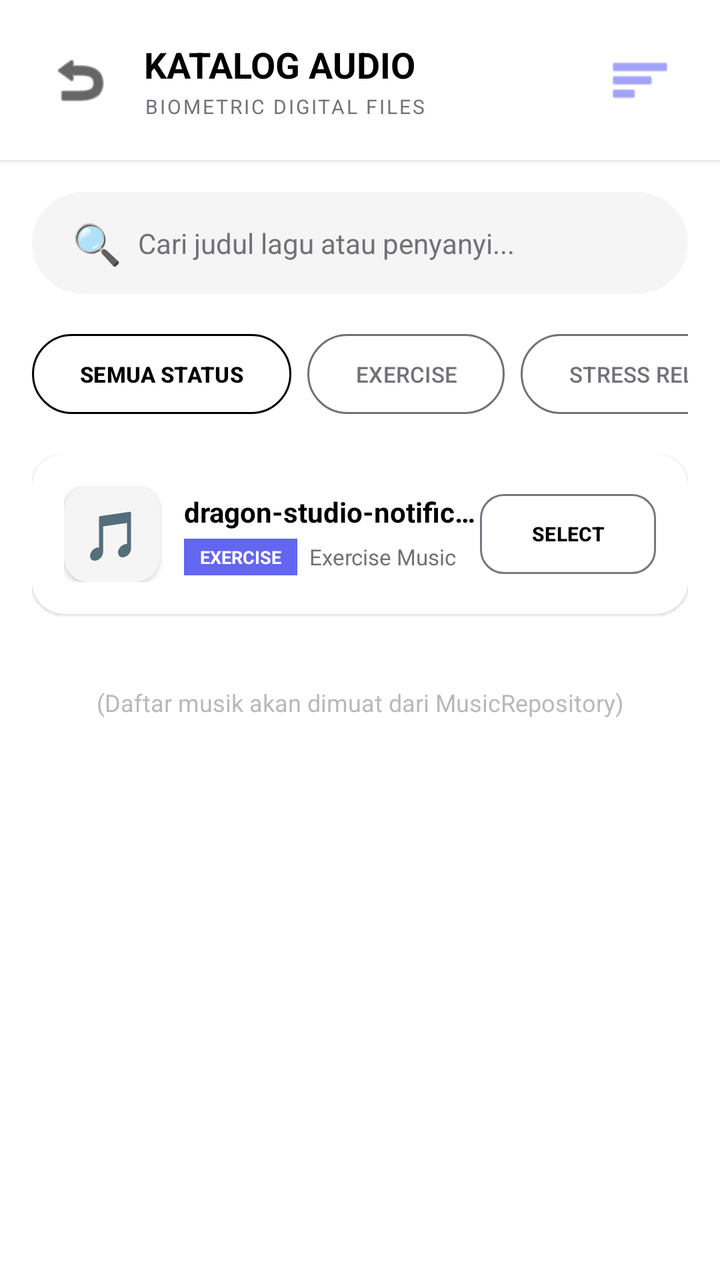
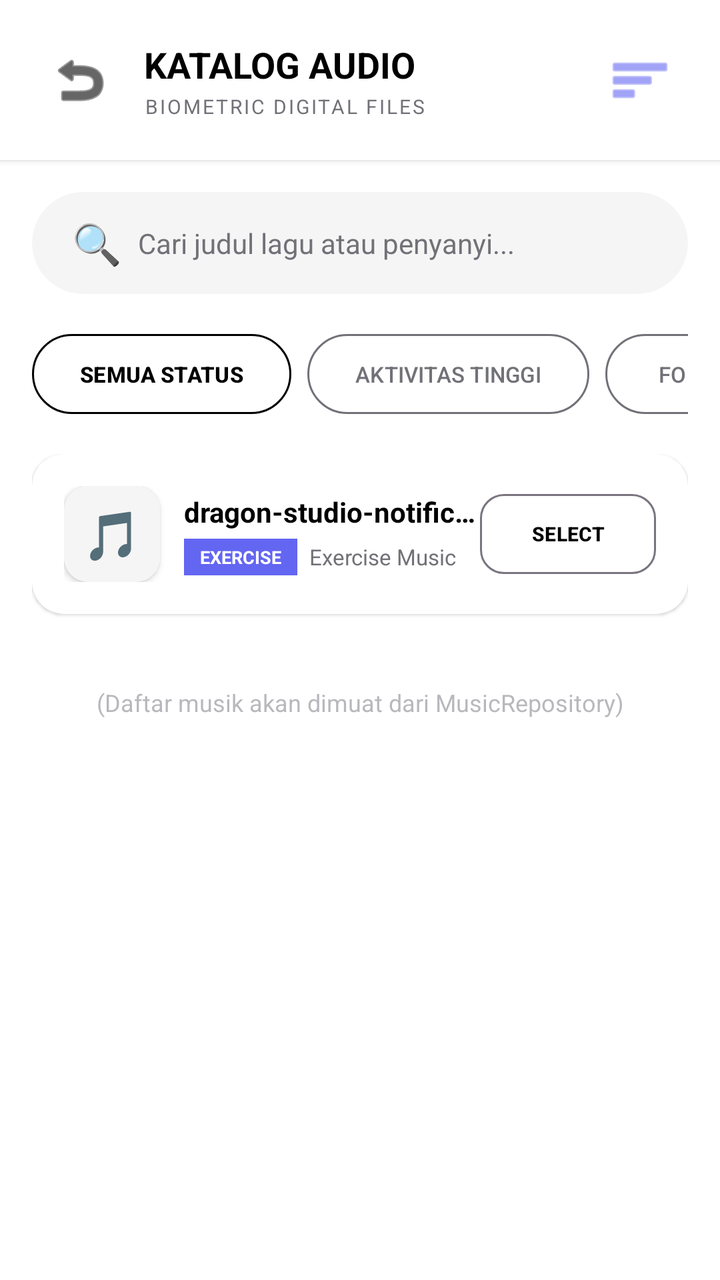

An Android layout rendered at two revisions. The XML below is the earlier revision; the diff shows what the commit changed to produce the second picture.
<!-- AndroidManifest.xml: application theme Theme.AdaptifyWearOs -->
<!-- res/layout/activity_browse_music.xml -->
<?xml version="1.0" encoding="utf-8"?>
<LinearLayout xmlns:android="http://schemas.android.com/apk/res/android"
    xmlns:app="http://schemas.android.com/apk/res-auto"
    android:layout_width="match_parent"
    android:layout_height="match_parent"
    android:orientation="vertical"
    android:background="@color/surface_white">

    
    <LinearLayout
        android:layout_width="match_parent"
        android:layout_height="wrap_content"
        android:orientation="horizontal"
        android:gravity="center_vertical"
        android:padding="16dp"
        android:background="@color/surface_white"
        android:elevation="2dp">

        
        <ImageButton
            android:id="@+id/btnBack"
            android:layout_width="48dp"
            android:layout_height="48dp"
            android:src="@android:drawable/ic_menu_revert"
            android:background="?attr/selectableItemBackgroundBorderless"
            android:contentDescription="Back"
            android:tint="@color/text_dark" />

        
        <LinearLayout
            android:layout_width="0dp"
            android:layout_height="wrap_content"
            android:layout_weight="1"
            android:orientation="vertical"
            android:layout_marginStart="8dp">

            <TextView
                android:layout_width="wrap_content"
                android:layout_height="wrap_content"
                android:text="KATALOG AUDIO"
                android:textSize="18sp"
                android:textStyle="bold"
                android:textColor="@color/text_dark" />

            <TextView
                android:layout_width="wrap_content"
                android:layout_height="wrap_content"
                android:text="BIOMETRIC DIGITAL FILES"
                android:textSize="10sp"
                android:textColor="@color/text_gray"
                android:letterSpacing="0.1"
                android:layout_marginTop="2dp" />
        </LinearLayout>

        
        <ImageButton
            android:id="@+id/btnFilter"
            android:layout_width="48dp"
            android:layout_height="48dp"
            android:src="@android:drawable/ic_menu_sort_by_size"
            android:background="?attr/selectableItemBackgroundBorderless"
            android:contentDescription="Filter"
            android:tint="@color/accent_purple" />
    </LinearLayout>

    <ScrollView
        android:layout_width="match_parent"
        android:layout_height="match_parent"
        android:fillViewport="true">

        <LinearLayout
            android:layout_width="match_parent"
            android:layout_height="wrap_content"
            android:orientation="vertical"
            android:padding="16dp">

            
            <androidx.cardview.widget.CardView
                android:layout_width="match_parent"
                android:layout_height="wrap_content"
                android:layout_marginBottom="16dp"
                app:cardCornerRadius="28dp"
                app:cardElevation="0dp"
                app:cardBackgroundColor="#F5F5F5">

                <LinearLayout
                    android:layout_width="match_parent"
                    android:layout_height="wrap_content"
                    android:orientation="horizontal"
                    android:gravity="center_vertical"
                    android:paddingHorizontal="20dp"
                    android:paddingVertical="12dp">

                    <TextView
                        android:layout_width="wrap_content"
                        android:layout_height="wrap_content"
                        android:text="🔍"
                        android:textSize="20sp"
                        android:layout_marginEnd="8dp" />

                    <EditText
                        android:id="@+id/etSearch"
                        android:layout_width="0dp"
                        android:layout_height="wrap_content"
                        android:layout_weight="1"
                        android:hint="Cari judul lagu atau penyanyi..."
                        android:textSize="14sp"
                        android:textColor="@color/text_dark"
                        android:textColorHint="@color/text_gray"
                        android:background="@android:color/transparent"
                        android:inputType="text" />
                </LinearLayout>
            </androidx.cardview.widget.CardView>

            
            <HorizontalScrollView
                android:layout_width="match_parent"
                android:layout_height="wrap_content"
                android:scrollbars="none"
                android:layout_marginBottom="16dp">

                <LinearLayout
                    android:layout_width="wrap_content"
                    android:layout_height="wrap_content"
                    android:orientation="horizontal">

                    <com.google.android.material.button.MaterialButton
                        android:id="@+id/chipAll"
                        style="@style/Widget.Material3.Button.OutlinedButton"
                        android:layout_width="wrap_content"
                        android:layout_height="wrap_content"
                        android:text="SEMUA STATUS"
                        android:textSize="11sp"
                        android:textStyle="bold"
                        android:textColor="@color/text_dark"
                        app:cornerRadius="20dp"
                        app:strokeColor="@color/text_dark"
                        android:layout_marginEnd="8dp" />

                    <com.google.android.material.button.MaterialButton
                        android:id="@+id/chipExercise"
                        style="@style/Widget.Material3.Button.OutlinedButton"
                        android:layout_width="wrap_content"
                        android:layout_height="wrap_content"
                        android:text="EXERCISE"
                        android:textSize="11sp"
                        android:textColor="@color/text_gray"
                        app:cornerRadius="20dp"
                        app:strokeColor="@color/text_gray"
                        android:layout_marginEnd="8dp" />

                    <com.google.android.material.button.MaterialButton
                        android:id="@+id/chipStress"
                        style="@style/Widget.Material3.Button.OutlinedButton"
                        android:layout_width="wrap_content"
                        android:layout_height="wrap_content"
                        android:text="STRESS RELIEF"
                        android:textSize="11sp"
                        android:textColor="@color/text_gray"
                        app:cornerRadius="20dp"
                        app:strokeColor="@color/text_gray"
                        android:layout_marginEnd="8dp" />

                    <com.google.android.material.button.MaterialButton
                        android:id="@+id/chipRelax"
                        style="@style/Widget.Material3.Button.OutlinedButton"
                        android:layout_width="wrap_content"
                        android:layout_height="wrap_content"
                        android:text="RELAX"
                        android:textSize="11sp"
                        android:textColor="@color/text_gray"
                        app:cornerRadius="20dp"
                        app:strokeColor="@color/text_gray" />
                </LinearLayout>
            </HorizontalScrollView>

            
            <LinearLayout
                android:id="@+id/musicListContainer"
                android:layout_width="match_parent"
                android:layout_height="wrap_content"
                android:orientation="vertical">

                
                <androidx.cardview.widget.CardView
                    android:layout_width="match_parent"
                    android:layout_height="wrap_content"
                    android:layout_marginBottom="12dp"
                    app:cardCornerRadius="16dp"
                    app:cardElevation="1dp"
                    app:cardBackgroundColor="@color/surface_white">

                    <LinearLayout
                        android:layout_width="match_parent"
                        android:layout_height="wrap_content"
                        android:orientation="horizontal"
                        android:gravity="center_vertical"
                        android:padding="16dp">

                        
                        <androidx.cardview.widget.CardView
                            android:layout_width="48dp"
                            android:layout_height="48dp"
                            app:cardCornerRadius="12dp"
                            app:cardBackgroundColor="#F5F5F5">

                            <TextView
                                android:layout_width="match_parent"
                                android:layout_height="match_parent"
                                android:text="🎵"
                                android:textSize="24sp"
                                android:gravity="center" />
                        </androidx.cardview.widget.CardView>

                        
                        <LinearLayout
                            android:layout_width="0dp"
                            android:layout_height="wrap_content"
                            android:layout_weight="1"
                            android:orientation="vertical"
                            android:layout_marginStart="12dp">

                            <TextView
                                android:layout_width="match_parent"
                                android:layout_height="wrap_content"
                                android:text="dragon-studio-notification-s..."
                                android:textSize="14sp"
                                android:textStyle="bold"
                                android:textColor="@color/text_dark"
                                android:ellipsize="end"
                                android:maxLines="1" />

                            <LinearLayout
                                android:layout_width="wrap_content"
                                android:layout_height="wrap_content"
                                android:orientation="horizontal"
                                android:gravity="center_vertical"
                                android:layout_marginTop="4dp">

                                <TextView
                                    android:layout_width="wrap_content"
                                    android:layout_height="wrap_content"
                                    android:text="EXERCISE"
                                    android:textSize="9sp"
                                    android:textStyle="bold"
                                    android:textColor="@color/surface_white"
                                    android:background="@color/badge_exercise"
                                    android:paddingHorizontal="8dp"
                                    android:paddingVertical="3dp"
                                    android:layout_marginEnd="6dp" />

                                <TextView
                                    android:layout_width="wrap_content"
                                    android:layout_height="wrap_content"
                                    android:text="Exercise Music"
                                    android:textSize="11sp"
                                    android:textColor="@color/text_gray" />
                            </LinearLayout>
                        </LinearLayout>

                        
                        <com.google.android.material.button.MaterialButton
                            style="@style/Widget.Material3.Button.OutlinedButton"
                            android:layout_width="wrap_content"
                            android:layout_height="wrap_content"
                            android:text="SELECT"
                            android:textSize="10sp"
                            android:textStyle="bold"
                            android:textColor="@color/text_dark"
                            app:cornerRadius="12dp"
                            android:paddingHorizontal="16dp"
                            android:paddingVertical="8dp" />
                    </LinearLayout>
                </androidx.cardview.widget.CardView>

                
                <TextView
                    android:layout_width="match_parent"
                    android:layout_height="wrap_content"
                    android:text="(Daftar musik akan dimuat dari MusicRepository)"
                    android:textSize="12sp"
                    android:textColor="@color/text_gray"
                    android:gravity="center"
                    android:padding="24dp"
                    android:alpha="0.5" />

            </LinearLayout>

        </LinearLayout>
    </ScrollView>

</LinearLayout>
<!-- resources referenced by this layout -->
<resources>
  <color name="accent_purple">#6366F1</color>
  <color name="badge_exercise">#6366F1</color>
  <color name="surface_white">#FFFFFF</color>
  <color name="text_dark">#000000</color>
  <color name="text_gray">#717178</color>
  <style name="Theme.AdaptifyWearOs" parent="Base.Theme.AdaptifyWearOs" />
  <style name="Base.Theme.AdaptifyWearOs" parent="Theme.Material3.DayNight.NoActionBar">
          <item name="android:windowBackground">@color/surface_bg</item>
          <item name="android:statusBarColor">@android:color/transparent</item>
          <item name="android:navigationBarColor">@android:color/transparent</item>
          <item name="android:windowDrawsSystemBarBackgrounds">true</item>
          <item name="android:windowLightStatusBar">false</item>
      </style>
  <color name="surface_bg">#011440</color>
</resources>

<!-- the commit's change to res/layout/activity_browse_music.xml (unified diff, before → after) -->
@@ -142,7 +142,7 @@
                         style="@style/Widget.Material3.Button.OutlinedButton"
                         android:layout_width="wrap_content"
                         android:layout_height="wrap_content"
-                        android:text="EXERCISE"
+                        android:text="AKTIVITAS TINGGI"
                         android:textSize="11sp"
                         android:textColor="@color/text_gray"
                         app:cornerRadius="20dp"
@@ -150,11 +150,11 @@
                         android:layout_marginEnd="8dp" />
 
                     <com.google.android.material.button.MaterialButton
-                        android:id="@+id/chipStress"
-                        style="@style/Widget.Material3.Button.OutlinedButton"
-                        android:layout_width="wrap_content"
-                        android:layout_height="wrap_content"
-                        android:text="STRESS RELIEF"
+                        android:id="@+id/chipLowActivity"
+                        style="@style/Widget.Material3.Button.OutlinedButton"
+                        android:layout_width="wrap_content"
+                        android:layout_height="wrap_content"
+                        android:text="FOKUS"
                         android:textSize="11sp"
                         android:textColor="@color/text_gray"
                         app:cornerRadius="20dp"
@@ -166,7 +166,7 @@
                         style="@style/Widget.Material3.Button.OutlinedButton"
                         android:layout_width="wrap_content"
                         android:layout_height="wrap_content"
-                        android:text="RELAX"
+                        android:text="SANTAI"
                         android:textSize="11sp"
                         android:textColor="@color/text_gray"
                         app:cornerRadius="20dp"
